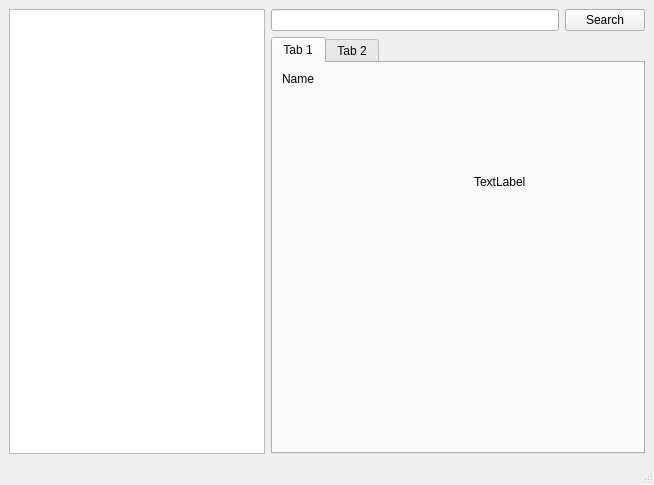
Qt form nm.ui (non7top/necroposter) before a commit.
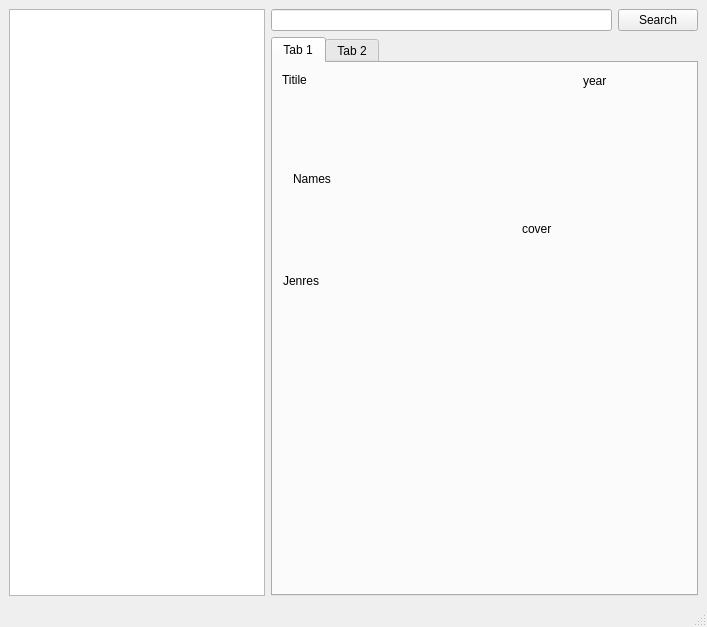
The same form after that commit.

The edit to the form file:
```diff
--- a/nm.ui
+++ b/nm.ui
@@ -6,8 +6,8 @@
    <rect>
     <x>0</x>
     <y>0</y>
-    <width>654</width>
-    <height>485</height>
+    <width>707</width>
+    <height>627</height>
    </rect>
   </property>
   <property name="windowTitle">
@@ -44,9 +44,15 @@
        <attribute name="title">
         <string>Tab 1</string>
        </attribute>
-       <layout class="QGridLayout" name="gridLayout_3">
-        <item row="0" column="0">
-         <widget class="QLabel" name="lb_name">
+       <widget class="QLabel" name="lb_title">
+        <property name="geometry">
+         <rect>
+          <x>9</x>
+          <y>9</y>
+          <width>241</width>
+          <height>16</height>
+         </rect>
+        </property>
           <property name="sizePolicy">
            <sizepolicy hsizetype="Preferred" vsizetype="Fixed">
             <horstretch>0</horstretch>
@@ -54,65 +60,70 @@
            </sizepolicy>
           </property>
           <property name="text">
-           <string>Name</string>
-          </property>
-         </widget>
-        </item>
-        <item row="0" column="1" rowspan="2">
+         <string>Titile</string>
+        </property>
+       </widget>
          <widget class="QLabel" name="lb_cover">
+        <property name="geometry">
+         <rect>
+          <x>249</x>
+          <y>30</y>
+          <width>161</width>
+          <height>271</height>
+         </rect>
+        </property>
           <property name="sizePolicy">
-           <sizepolicy hsizetype="Fixed" vsizetype="Fixed">
+         <sizepolicy hsizetype="Preferred" vsizetype="Preferred">
             <horstretch>0</horstretch>
             <verstretch>0</verstretch>
            </sizepolicy>
           </property>
-          <property name="minimumSize">
-           <size>
-            <width>160</width>
-            <height>220</height>
-           </size>
-          </property>
-          <property name="maximumSize">
-           <size>
-            <width>160</width>
-            <height>220</height>
-           </size>
-          </property>
           <property name="text">
-           <string>TextLabel</string>
+         <string>cover</string>
           </property>
           <property name="scaledContents">
            <bool>true</bool>
           </property>
          </widget>
-        </item>
-        <item row="1" column="0" rowspan="2">
-         <spacer name="verticalSpacer">
-          <property name="orientation">
-           <enum>Qt::Vertical</enum>
-          </property>
-          <property name="sizeHint" stdset="0">
-           <size>
-            <width>20</width>
-            <height>350</height>
-           </size>
-          </property>
-         </spacer>
-        </item>
-        <item row="2" column="1">
-         <spacer name="verticalSpacer_2">
-          <property name="orientation">
-           <enum>Qt::Vertical</enum>
-          </property>
-          <property name="sizeHint" stdset="0">
-           <size>
-            <width>20</width>
-            <height>146</height>
-           </size>
-          </property>
-         </spacer>
-        </item>
-       </layout>
+       <widget class="QLabel" name="label">
+        <property name="geometry">
+         <rect>
+          <x>310</x>
+          <y>10</y>
+          <width>57</width>
+          <height>16</height>
+         </rect>
+        </property>
+        <property name="text">
+         <string>year</string>
+        </property>
+       </widget>
+       <widget class="QLabel" name="label_2">
+        <property name="geometry">
+         <rect>
+          <x>20</x>
+          <y>50</y>
+          <width>161</width>
+          <height>131</height>
+         </rect>
+        </property>
+        <property name="text">
+         <string>Names</string>
+        </property>
+       </widget>
+       <widget class="QLabel" name="label_3">
+        <property name="geometry">
+         <rect>
+          <x>10</x>
+          <y>210</y>
+          <width>57</width>
+          <height>16</height>
+         </rect>
+        </property>
+        <property name="text">
+         <string>Jenres</string>
+        </property>
+       </widget>
       </widget>
       <widget class="QWidget" name="tab_4">
        <attribute name="title">
```
Left out of the diff: 2 changed lines with no effect on the pictures. Lines whose indentation alone changed are shown as unchanged.
